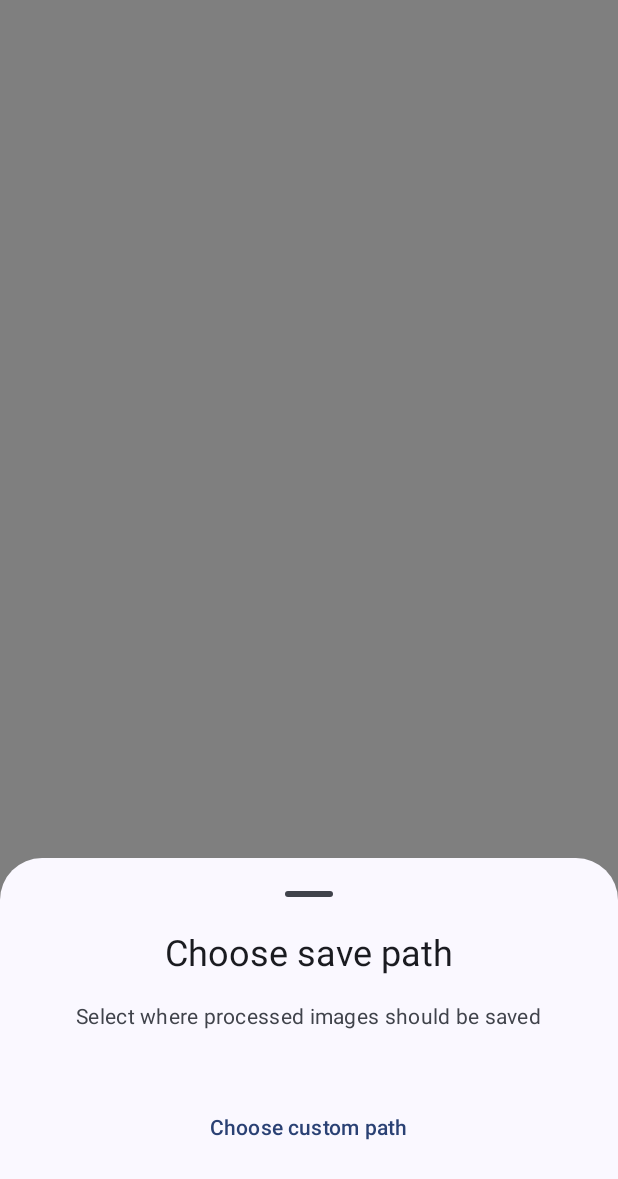
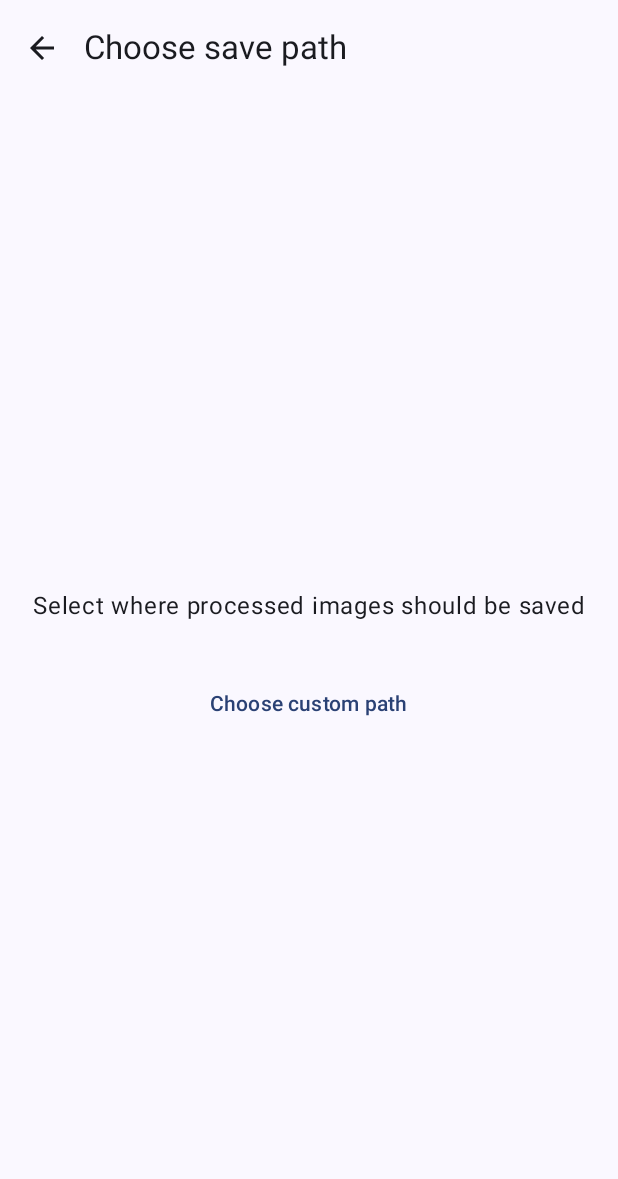
Before and after one commit to tsehla42/exif-eraser, an Android app built with Jetpack Compose: the SavePathScreen screen opened through its navigation route, on a phone screen of 412 x 824 dp. Shown: the top 1179 px of the screen. Run offline under Robolectric (Android 15) with nearby library versions, the phone set to English and light mode, and no system bars; our stand-ins replace Dagger/Hilt's generated code; 9 statements that could not run were skipped.

Commit message:
fix: replace bottom sheet with full-screen themed view

```diff
--- a/app/src/main/kotlin/com/none/tom/exiferaser/ui/screens/savePath/SavePathScreen.kt
+++ b/app/src/main/kotlin/com/none/tom/exiferaser/ui/screens/savePath/SavePathScreen.kt
@@ -5,23 +5,25 @@ import androidx.activity.compose.rememberLauncherForActivityResult
 import androidx.activity.result.contract.ActivityResultContracts
 import androidx.compose.foundation.layout.Arrangement
 import androidx.compose.foundation.layout.Column
-import androidx.compose.foundation.layout.Spacer
-import androidx.compose.foundation.layout.fillMaxWidth
-import androidx.compose.foundation.layout.height
+import androidx.compose.foundation.layout.fillMaxSize
 import androidx.compose.foundation.layout.padding
+import androidx.compose.material.icons.Icons
+import androidx.compose.material.icons.automirrored.filled.ArrowBack
 import androidx.compose.material3.ExperimentalMaterial3Api
+import androidx.compose.material3.Icon
+import androidx.compose.material3.IconButton
 import androidx.compose.material3.MaterialTheme
-import androidx.compose.material3.ModalBottomSheet
+import androidx.compose.material3.Scaffold
 import androidx.compose.material3.Text
 import androidx.compose.material3.TextButton
-import androidx.compose.material3.rememberModalBottomSheetState
+import androidx.compose.material3.TopAppBar
 import androidx.compose.runtime.Composable
 import androidx.compose.runtime.LaunchedEffect
 import androidx.compose.runtime.getValue
 import androidx.compose.ui.Alignment
 import androidx.compose.ui.Modifier
-import androidx.compose.ui.graphics.Color
 import androidx.compose.ui.res.stringResource
+import androidx.compose.ui.text.style.TextAlign
 import androidx.compose.ui.unit.dp
 import androidx.hilt.navigation.compose.hiltViewModel
 import androidx.lifecycle.compose.collectAsStateWithLifecycle
@@ -37,19 +39,18 @@ fun SavePathScreen(
     viewModel: ImageSavePathSelectionViewModel = hiltViewModel(),
 ) {
     val state by viewModel.container.stateFlow.collectAsStateWithLifecycle()
-    val sheetState = rememberModalBottomSheetState()
 
-    val chooseSavePathLauncher = rememberLauncherForActivityResult(
-        contract = ActivityResultContracts.OpenDocumentTree()
-    ) { result ->
-        viewModel.handleSelection(result)
+    val pickDocumentTreeLauncher = rememberLauncherForActivityResult(
+        contract = ActivityResultContracts.OpenDocumentTree(),
+    ) { uri ->
+        uri?.let { viewModel.handleSelection(it) }
     }
 
     LaunchedEffect(Unit) {
         viewModel.container.sideEffectFlow.collect { sideEffect ->
             when (sideEffect) {
                 is ImageSavePathSelectionSideEffect.ChooseSavePath -> {
-                    chooseSavePathLauncher.launch(sideEffect.openPath)
+                    pickDocumentTreeLauncher.launch(sideEffect.openPath)
                 }
                 is ImageSavePathSelectionSideEffect.NavigateToSelection -> {
                     onNavigateToSelection(sideEffect.savePath)
@@ -58,41 +59,41 @@ fun SavePathScreen(
         }
     }
 
-    // Determine container color based on theme
-    val containerColor = when (MaterialTheme.colorScheme.background) {
-        Color.Black -> Color(0xFF000000) // AMOLED - pure black
-        else -> MaterialTheme.colorScheme.surface // Light and Dark
-    }
-
-    ModalBottomSheet(
-        onDismissRequest = onDismiss,
-        sheetState = sheetState,
-        containerColor = containerColor,
-        scrimColor = Color.Black.copy(alpha = 0.5f),
-    ) {
+    Scaffold(
+        containerColor = MaterialTheme.colorScheme.background,
+        topBar = {
+            TopAppBar(
+                title = { Text(stringResource(R.string.choose_save_path)) },
+                navigationIcon = {
+                    IconButton(onClick = onDismiss) {
+                        Icon(
+                            imageVector = Icons.AutoMirrored.Filled.ArrowBack,
+                            contentDescription = stringResource(R.string.navigate_back),
+                        )
+                    }
+                },
+            )
+        },
+    ) { paddingValues ->
         Column(
             modifier = Modifier
-                .fillMaxWidth()
-                .padding(horizontal = 24.dp)
-                .padding(bottom = 48.dp),
+                .fillMaxSize()
+                .padding(paddingValues)
+                .padding(16.dp),
             horizontalAlignment = Alignment.CenterHorizontally,
-            verticalArrangement = Arrangement.spacedBy(16.dp),
+            verticalArrangement = Arrangement.Center,
         ) {
             Text(
-                text = stringResource(R.string.choose_save_path),
-                style = MaterialTheme.typography.headlineSmall,
+                text = stringResource(R.string.choose_save_path_description),
+                style = MaterialTheme.typography.bodyLarge,
+                textAlign = TextAlign.Center,
+                modifier = Modifier.padding(bottom = 32.dp),
             )
-            Text(
-                text = stringResource(R.string.choose_save_path_description),
-                style = MaterialTheme.typography.bodyMedium,
-                color = MaterialTheme.colorScheme.onSurfaceVariant,
-            )
-            Spacer(modifier = Modifier.height(8.dp))
 
             if (state.hasPrivilegedDefaultSavePath) {
                 TextButton(
                     onClick = { viewModel.handleSelection(savePath = Uri.EMPTY) },
-                    modifier = Modifier.fillMaxWidth(),
+                    modifier = Modifier.padding(bottom = 16.dp),
                 ) {
                     Text(text = stringResource(R.string.use_default_save_path))
                 }
@@ -100,7 +101,6 @@ fun SavePathScreen(
 
             TextButton(
                 onClick = { viewModel.chooseSelectionSavePath() },
-                modifier = Modifier.fillMaxWidth(),
             ) {
                 Text(text = stringResource(R.string.choose_custom_save_path))
             }
```
